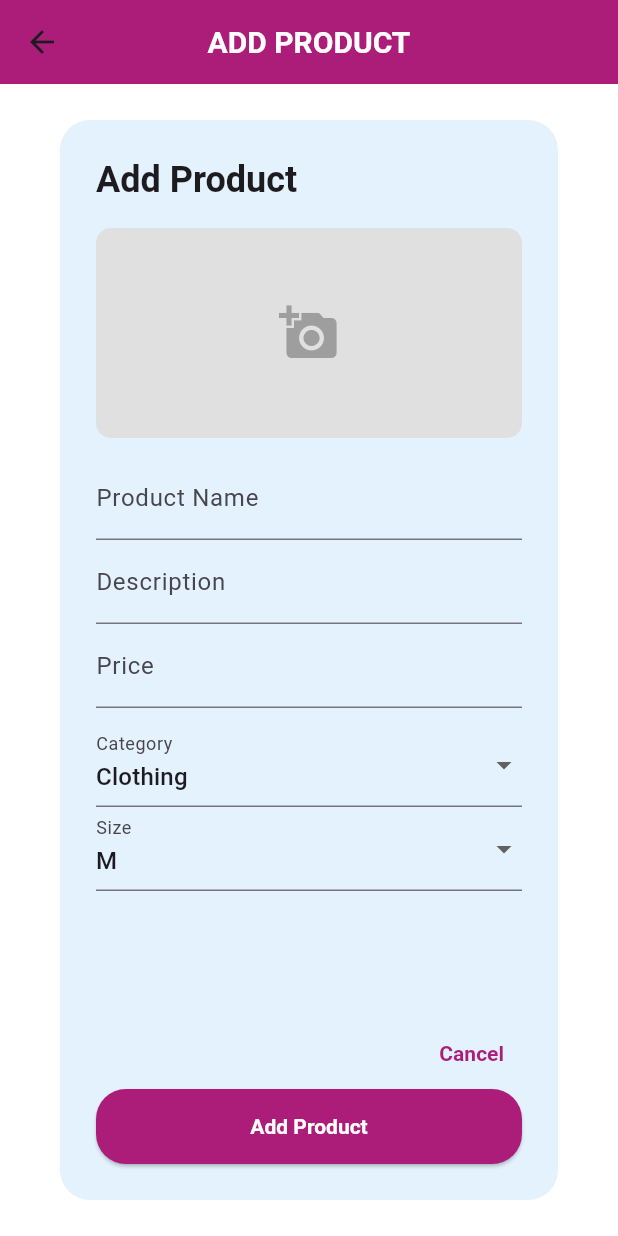
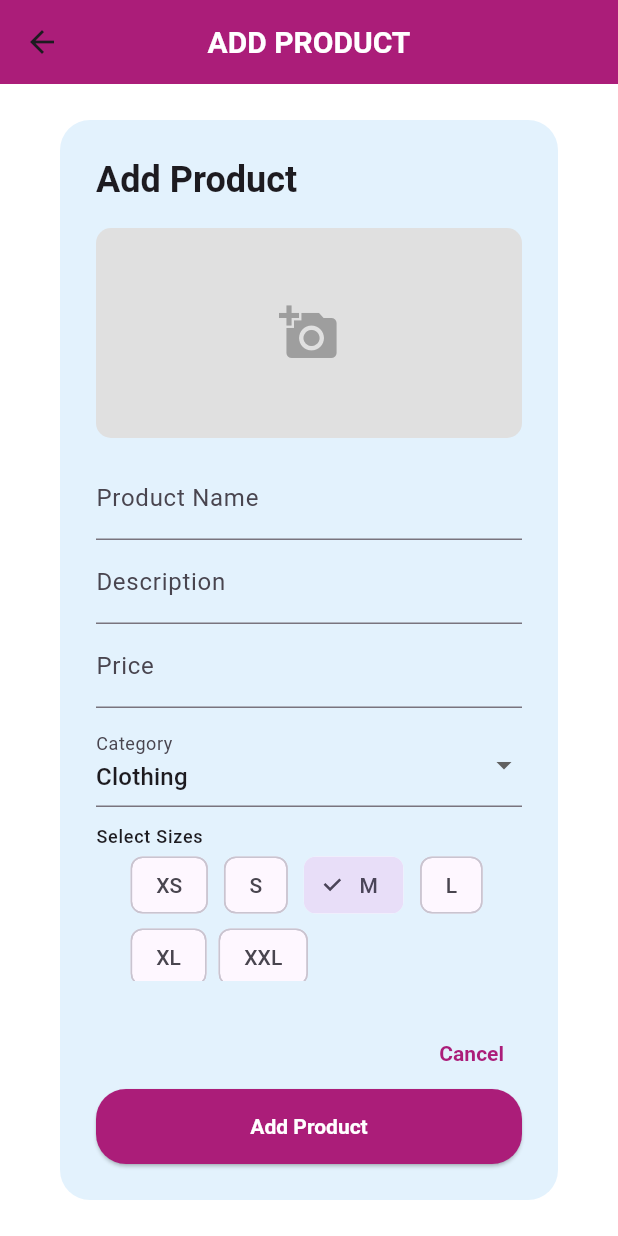
Before and after one commit to apekshaaw/RentMyFit, a Flutter app: the AddProductView screen opened directly, on a phone screen of 412 x 824 dp. Run offline on Flutter 3.47's test engine with Material 3 defaults, Android fonts, the phone set to English and light mode, and no system bars; our stand-ins replace equatable, flutter_bloc, flutter_secure_storage, get_it, hive, image_picker; accounts and stored records are empty; network calls fail; Roboto replaces fonts that are missing (AncizarSans, IntroRust).

Commit message:
sizes options added

```diff
--- a/lib/features/home/presentation/widgets/add_product_form.dart
+++ b/lib/features/home/presentation/widgets/add_product_form.dart
@@ -20,9 +20,9 @@ class _AddProductFormState extends State<AddProductForm> {
   late TextEditingController _descriptionController;
   late TextEditingController _priceController;
   late String _category;
-  late String _size;
-  File? _imageFile; // newly picked image file
-  String? _existingImageUrl; // existing image URL
+  late List<String> _selectedSizes;
+  File? _imageFile;
+  String? _existingImageUrl;
 
   final clothingSizes = ['XS', 'S', 'M', 'L', 'XL', 'XXL'];
   final shoeSizes = ['36', '37', '38', '39', '40', '41', '42', '43', '44'];
@@ -37,7 +37,7 @@ class _AddProductFormState extends State<AddProductForm> {
     _descriptionController = TextEditingController(text: p?.description ?? '');
     _priceController = TextEditingController(text: p?.price.toString() ?? '');
     _category = p?.category ?? 'clothing';
-    _size = (p != null && p.sizes.isNotEmpty) ? p.sizes.first : 'M';
+    _selectedSizes = p?.sizes ?? ['M'];
     _existingImageUrl = p?.imageUrl;
   }
 
@@ -47,32 +47,32 @@ class _AddProductFormState extends State<AddProductForm> {
     if (picked != null) {
       setState(() {
         _imageFile = File(picked.path);
-        _existingImageUrl = null; // clear existing URL once new image picked
+        _existingImageUrl = null;
       });
     }
   }
 
   void _submit() async {
-    if (_formKey.currentState!.validate() && (_imageFile != null || _existingImageUrl != null)) {
+    if (_formKey.currentState!.validate() &&
+        (_imageFile != null || _existingImageUrl != null) &&
+        _selectedSizes.isNotEmpty) {
       final product = ProductModel(
         id: widget.existingProduct?.id ?? '',
         name: _nameController.text.trim(),
         description: _descriptionController.text.trim(),
         category: _category,
-        sizes: [_size],
+        sizes: _selectedSizes,
         imageUrl: _existingImageUrl ?? '',
         price: double.tryParse(_priceController.text.trim()) ?? 0.0,
       );
 
       try {
         if (widget.existingProduct == null) {
-          // Add new product
           await context.read<ProductViewModel>().addProduct(product, _imageFile!);
         } else {
-          // Update existing product
           await context.read<ProductViewModel>().updateProduct(product, _imageFile);
         }
-        if (mounted) Navigator.pop(context); // Close dialog
+        if (mounted) Navigator.pop(context);
       } catch (e) {
         if (mounted) {
           ScaffoldMessenger.of(context).showSnackBar(
@@ -82,7 +82,7 @@ class _AddProductFormState extends State<AddProductForm> {
       }
     } else {
       ScaffoldMessenger.of(context).showSnackBar(
-        const SnackBar(content: Text("Please fill all fields and upload image")),
+        const SnackBar(content: Text("Please fill all fields and select at least one size")),
       );
     }
   }
@@ -91,7 +91,6 @@ class _AddProductFormState extends State<AddProductForm> {
   Widget build(BuildContext context) {
     final isShoe = _category == 'shoes';
     final currentSizes = isShoe ? shoeSizes : clothingSizes;
-
     final isEditMode = widget.existingProduct != null;
 
     return AlertDialog(
@@ -102,7 +101,7 @@ class _AddProductFormState extends State<AddProductForm> {
         style: const TextStyle(fontWeight: FontWeight.bold),
       ),
       content: SizedBox(
-        height: 520,
+        height: 560,
         width: 400,
         child: SingleChildScrollView(
           child: Form(
@@ -159,17 +158,33 @@ class _AddProductFormState extends State<AddProductForm> {
                   onChanged: (value) {
                     setState(() {
                       _category = value!;
-                      _size = _category == 'shoes' ? shoeSizes.first : clothingSizes.first;
+                      _selectedSizes.clear();
                     });
                   },
                 ),
-                DropdownButtonFormField<String>(
-                  value: _size,
-                  decoration: const InputDecoration(labelText: 'Size'),
-                  items: currentSizes
-                      .map((s) => DropdownMenuItem(value: s, child: Text(s)))
-                      .toList(),
-                  onChanged: (value) => setState(() => _size = value!),
+                const SizedBox(height: 12),
+                Align(
+                  alignment: Alignment.centerLeft,
+                  child: Text('Select Sizes', style: Theme.of(context).textTheme.labelMedium),
+                ),
+                Wrap(
+                  spacing: 8,
+                  children: currentSizes.map((size) {
+                    final isSelected = _selectedSizes.contains(size);
+                    return FilterChip(
+                      label: Text(size),
+                      selected: isSelected,
+                      onSelected: (selected) {
+                        setState(() {
+                          if (selected) {
+                            _selectedSizes.add(size);
+                          } else {
+                            _selectedSizes.remove(size);
+                          }
+                        });
+                      },
+                    );
+                  }).toList(),
                 ),
               ],
             ),
```
